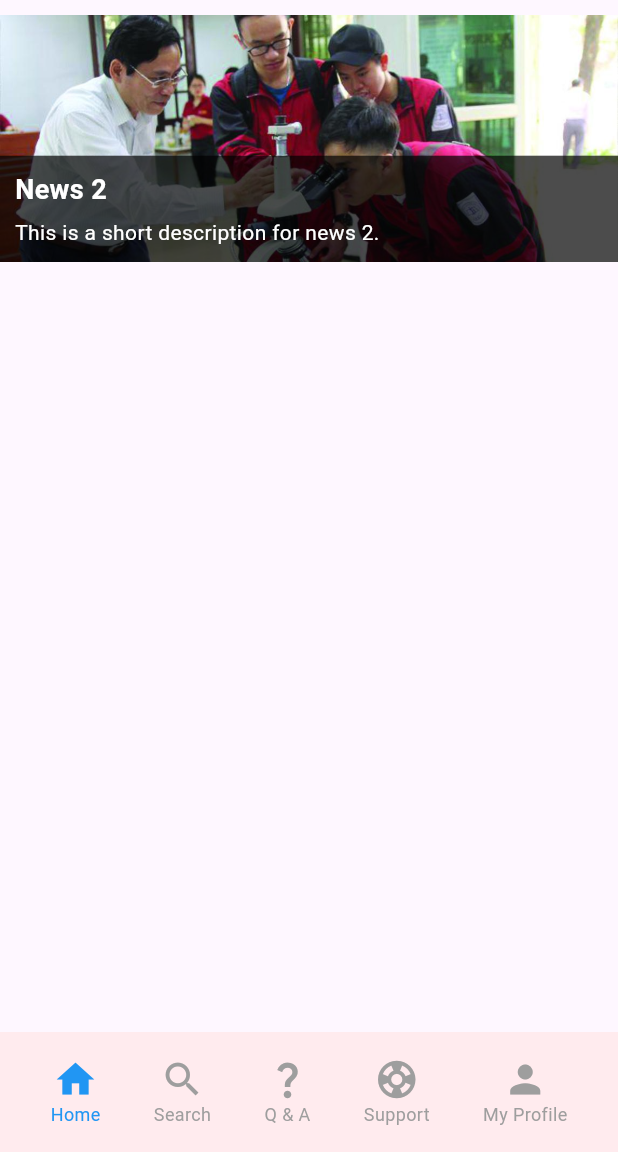
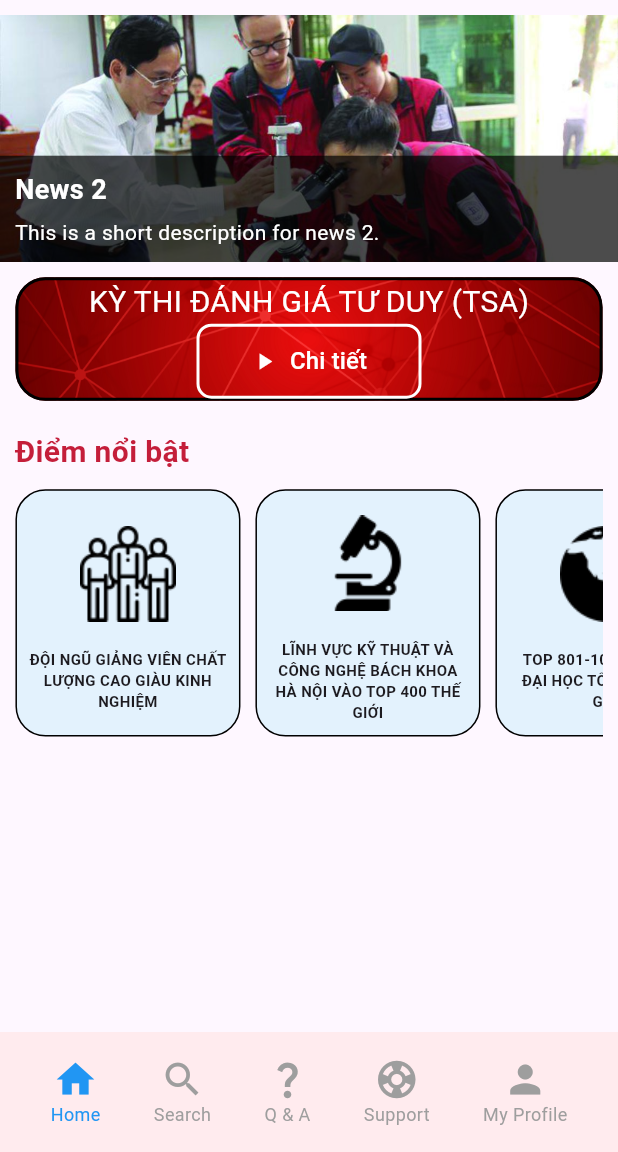
Before and after one commit to Thi1503/tuyen_sinh_app, a Flutter app: the screen it shows after launch, on a phone screen of 412 x 824 dp, the part 84-1236 px from its top. Run offline on Flutter 3.47's test engine with Material 3 defaults, Android fonts, the light colour scheme and no system bars.

Commit message:
Signed-off-by: Thi1503 <thile15032003@gmail.com>

```diff
--- /dev/null
+++ b/lib/class/class_new_article.dart
@@ -0,0 +1,35 @@
+
+class NewsArticle {
+  final String title;
+  final String description;
+  final String imageUrl;
+
+  NewsArticle({
+    required this.title,
+    required this.description,
+    required this.imageUrl,
+  });
+}
+
+final List<NewsArticle> newsArticles = [
+  NewsArticle(
+    title: 'News 1',
+    description: 'This is a short description for news 1.',
+    imageUrl: 'assets/picture_1.jpg',
+  ),
+  NewsArticle(
+    title: 'News 2',
+    description: 'This is a short description for news 2.',
+    imageUrl: 'assets/picture_2.jpg',
+  ),
+  NewsArticle(
+    title: 'News 3',
+    description: 'This is a short description for news 3.',
+    imageUrl: 'assets/picture_3.jpg',
+  ),
+  NewsArticle(
+    title: 'News 4',
+    description: 'This is a short description for news 4.',
+    imageUrl: 'assets/picture_4.jpg',
+  ),
+];
--- a/lib/main.dart
+++ b/lib/main.dart
@@ -12,6 +12,11 @@ class MyApp extends StatelessWidget {
 
   @override
   Widget build(BuildContext context) {
+    WidgetsFlutterBinding.ensureInitialized();
+    SystemChrome.setPreferredOrientations([
+      DeviceOrientation.portraitUp,
+      DeviceOrientation.portraitDown,
+    ]);
     SystemChrome.setSystemUIOverlayStyle(
         const SystemUiOverlayStyle(statusBarColor: Colors.white));
     return const MaterialApp(
--- a/lib/page/home_page.dart
+++ b/lib/page/home_page.dart
@@ -1,41 +1,9 @@
 import 'dart:async';
 import 'package:flutter/cupertino.dart';
 import 'package:flutter/material.dart';
+import 'package:tuyen_sinh_app/widget/custom_container.dart';
 
-class NewsArticle {
-  final String title;
-  final String description;
-  final String imageUrl;
-
-  NewsArticle({
-    required this.title,
-    required this.description,
-    required this.imageUrl,
-  });
-}
-
-final List<NewsArticle> newsArticles = [
-  NewsArticle(
-    title: 'News 1',
-    description: 'This is a short description for news 1.',
-    imageUrl: 'assets/picture_1.jpg',
-  ),
-  NewsArticle(
-    title: 'News 2',
-    description: 'This is a short description for news 2.',
-    imageUrl: 'assets/picture_2.jpg',
-  ),
-  NewsArticle(
-    title: 'News 3',
-    description: 'This is a short description for news 3.',
-    imageUrl: 'assets/picture_3.jpg',
-  ),
-  NewsArticle(
-    title: 'News 4',
-    description: 'This is a short description for news 4.',
-    imageUrl: 'assets/picture_4.jpg',
-  ),
-];
+import '../class/class_new_article.dart';
 
 class HomePage extends StatefulWidget {
   @override
@@ -76,12 +44,13 @@ class _HomePageState extends State<HomePage> {
   Widget build(BuildContext context) {
     return Scaffold(
       body: SingleChildScrollView(
-        padding: EdgeInsets.only(top: 10,bottom: 5),
+        padding: EdgeInsets.only(top: 10, bottom: 5),
         child: Column(
           children: [
             SizedBox(
               width: MediaQuery.of(context).size.width,
-              height: MediaQuery.of(context).size.height*0.2, // Thay đổi chiều cao ở đây
+              height: MediaQuery.of(context).size.height *
+                  0.2, // Thay đổi chiều cao ở đây
               child: Stack(
                 alignment: Alignment.bottomCenter,
                 children: [
@@ -112,7 +81,6 @@ class _HomePageState extends State<HomePage> {
                           );
                         },
                         child: ClipRRect(
-
                           child: Stack(
                             children: [
                               Image.asset(
@@ -127,20 +95,21 @@ class _HomePageState extends State<HomePage> {
                                   color: Colors.black.withOpacity(0.7),
                                   padding: EdgeInsets.all(10.0),
                                   child: Column(
-                                    crossAxisAlignment: CrossAxisAlignment.start,
+                                    crossAxisAlignment:
+                                        CrossAxisAlignment.start,
                                     children: [
                                       Text(
                                         article.title,
-                                        style: TextStyle(
+                                        style: const TextStyle(
                                           fontSize: 18,
                                           fontWeight: FontWeight.bold,
                                           color: Colors.white,
                                         ),
                                       ),
-                                      SizedBox(height: 5),
+                                      const SizedBox(height: 5),
                                       Text(
                                         article.description,
-                                        style: TextStyle(
+                                        style: const TextStyle(
                                           fontSize: 14,
                                           color: Colors.white,
                                         ),
@@ -160,10 +129,120 @@ class _HomePageState extends State<HomePage> {
                 ],
               ),
             ),
-
-            const SizedBox(height: 20),
-
-
+            const SizedBox(height: 10),
+            Container(
+                width: MediaQuery.of(context).size.width * 0.95,
+                height: MediaQuery.of(context).size.height * 0.1,
+                decoration: BoxDecoration(
+                  borderRadius: BorderRadius.all(Radius.circular(20)),
+                  border: Border.all(
+                    color: Colors.black, // Màu viền
+                    width: 2.0, // Độ dày của viền
+                  ),
+                  image: DecorationImage(
+                    image: AssetImage("assets/banner_01.jpg"),
+                    fit: BoxFit
+                        .cover, // Đảm bảo ảnh nền bao phủ toàn bộ container
+                  ),
+                ),
+                child: Column(
+                  mainAxisAlignment: MainAxisAlignment.spaceBetween,
+                  children: [
+                    // SizedBox(height: 10,),
+                    const Text(
+                      "KỲ THI ĐÁNH GIÁ TƯ DUY (TSA)",
+                      style: TextStyle(fontSize: 20, color: Colors.white),
+                    ),
+                    ElevatedButton.icon(
+                      onPressed: () {
+                        // Login functionality here
+                      },
+                      style: ElevatedButton.styleFrom(
+                        fixedSize: Size(150, 50),
+                        backgroundColor:
+                            Colors.transparent, // Remove background color
+                        elevation: 0, // Remove shadow to make it look flat
+                        side: const BorderSide(
+                            color: Colors.white, width: 2), // Add white border
+                        shape: RoundedRectangleBorder(
+                          borderRadius: BorderRadius.circular(10),
+                        ),
+                        padding: const EdgeInsets.symmetric(vertical: 12),
+                      ),
+                      icon: const Icon(
+                        Icons.play_arrow,
+                        color: Colors.white,
+                      ),
+                      label: const Text(
+                        'Chi tiết',
+                        style: TextStyle(fontSize: 16, color: Colors.white),
+                      ),
+                    ),
+                  ],
+                )),
+            const SizedBox(
+              height: 10,
+            ),
+            const Padding(
+              padding: EdgeInsets.all(10.0),
+              child: Align(
+                alignment: Alignment.centerLeft, // Căn văn bản về phía trái
+                child: Text(
+                  'Điểm nổi bật',
+                  style: TextStyle(fontSize: 20, fontWeight: FontWeight.bold, color: Color(0xFFC41E3A)),
+                ),
+              ),
+            ),
+            SizedBox(
+              width: MediaQuery.of(context).size.width * 0.95,
+              height: MediaQuery.of(context).size.height * 0.2,
+              child: SingleChildScrollView(
+                scrollDirection: Axis.horizontal,
+                child: Row(
+                  children: [
+                    GestureDetector(
+                        onTap: () {},
+                        child: const CustomContainer(
+                          imagePath: 'assets/icon_1.png',
+                          text:
+                              'ĐỘI NGŨ GIẢNG VIÊN CHẤT LƯỢNG CAO GIÀU KINH NGHIỆM',
+                        )),
+                    const SizedBox(width:10),
+                    GestureDetector(
+                        onTap: () {},
+                        child: const CustomContainer(
+                          imagePath: 'assets/icon_2.png',
+                          text:
+                          'LĨNH VỰC KỸ THUẬT VÀ CÔNG NGHỆ BÁCH KHOA HÀ NỘI VÀO TOP 400 THẾ GIỚI',
+                        )),
+                    const SizedBox(width:10),
+                    GestureDetector(
+                        onTap: () {},
+                        child: const CustomContainer(
+                          imagePath: 'assets/icon_3.png',
+                          text:
+                          'TOP 801-1000 TRƯỜNG ĐẠI HỌC TỐT NHẤT THẾ GIỚI',
+                        )),
+                    const SizedBox(width:10),
+                    GestureDetector(
+                        onTap: () {},
+                        child: const CustomContainer(
+                          imagePath: 'assets/icon_4.png',
+                          text:
+                          'BỐN NHÓM NGÀNH CỦA ĐHBK HÀ NỘI TĂNG HẠNG VÀO TỐP 400 VÀ 500 THẾ GIỚI THEO XẾP HẠNG QS 2020',
+                        )),
+                    const SizedBox(width:10),
+                    GestureDetector(
+                        onTap: () {},
+                        child: const CustomContainer(
+                          imagePath: 'assets/icon_5.png',
+                          text:
+                          'CƠ SỞ VẬT CHẤT THUỘC LOẠI TỐT NHẤT TRONG CÁC TRƯỜNG ĐẠI HỌC',
+                        )),
+                  ],
+                ),
+              ),
+            )
           ],
         ),
       ),
--- /dev/null
+++ b/lib/widget/custom_container.dart
@@ -0,0 +1,48 @@
+import 'package:flutter/material.dart';
+
+class CustomContainer extends StatelessWidget {
+  final String imagePath;
+  final String text;
+
+  const CustomContainer({
+    Key? key,
+    required this.imagePath,
+    required this.text,
+  }) : super(key: key);
+
+  @override
+  Widget build(BuildContext context) {
+    return Container(
+      width: 150,
+      height: 200,
+      decoration: BoxDecoration(
+        color: Colors.blue[50], // Màu nền của Container
+        borderRadius: BorderRadius.all(Radius.circular(20)), // Bo góc 20px
+        border: Border.all(color: Colors.black), // Viền màu đen xung quanh
+      ),
+      child: Column(
+        mainAxisAlignment: MainAxisAlignment.center, // Căn giữa các thành phần theo trục dọc
+        crossAxisAlignment: CrossAxisAlignment.center, // Căn giữa theo trục ngang
+        children: [
+          Image.asset(
+            imagePath,
+            width: 80, // Điều chỉnh kích thước hình ảnh
+            height: 80,
+          ),
+          const SizedBox(height: 10), // Điều chỉnh khoảng cách giữa ảnh và Text
+          Padding(
+            padding: const EdgeInsets.symmetric(horizontal: 8.0), // Giúp text không sát viền
+            child: Text(
+              text,
+              textAlign: TextAlign.center, // Căn giữa Text trong Container
+              style: TextStyle(
+                fontSize: 10, // Kích thước font chữ
+                fontWeight: FontWeight.bold, // In đậm chữ cho nổi bật
+              ),
+            ),
+          ),
+        ],
+      ),
+    );
+  }
+}
--- a/pubspec.yaml
+++ b/pubspec.yaml
@@ -62,6 +62,12 @@ flutter:
     - assets/picture_2.jpg
     - assets/picture_3.jpg
     - assets/picture_4.jpg
+    - assets/banner_01.jpg
+    - assets/icon_1.png
+    - assets/icon_2.png
+    - assets/icon_3.png
+    - assets/icon_4.png
+    - assets/icon_5.png
 
   # An image asset can refer to one or more resolution-specific "variants", see
   # https://flutter.dev/assets-and-images/#resolution-aware
```
Also changed, not shown: assets/icon_1.png (added), assets/icon_2.png (added), assets/icon_3.png (added), assets/icon_4.png (added), assets/icon_5.png (added).
